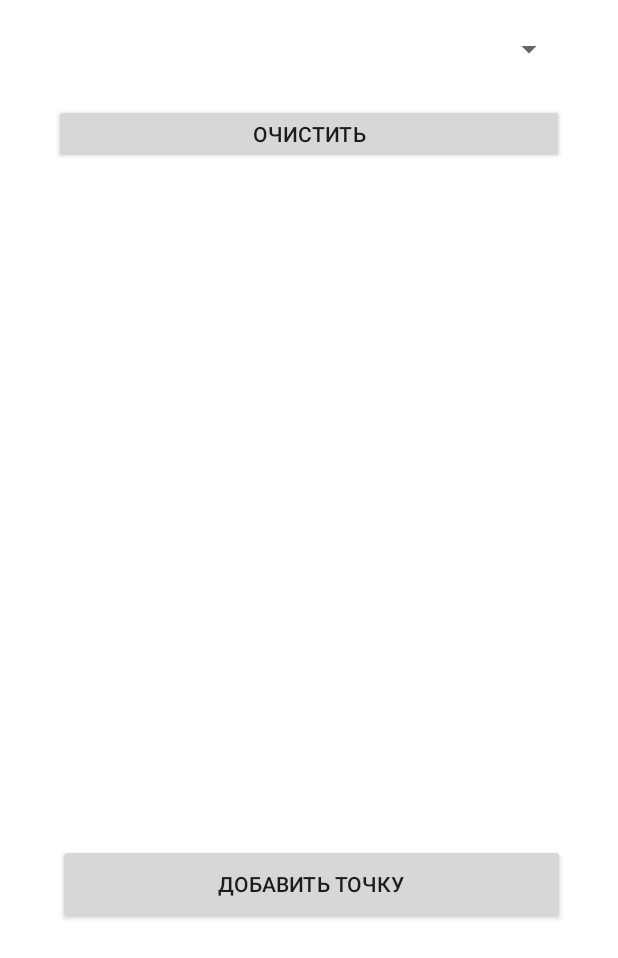
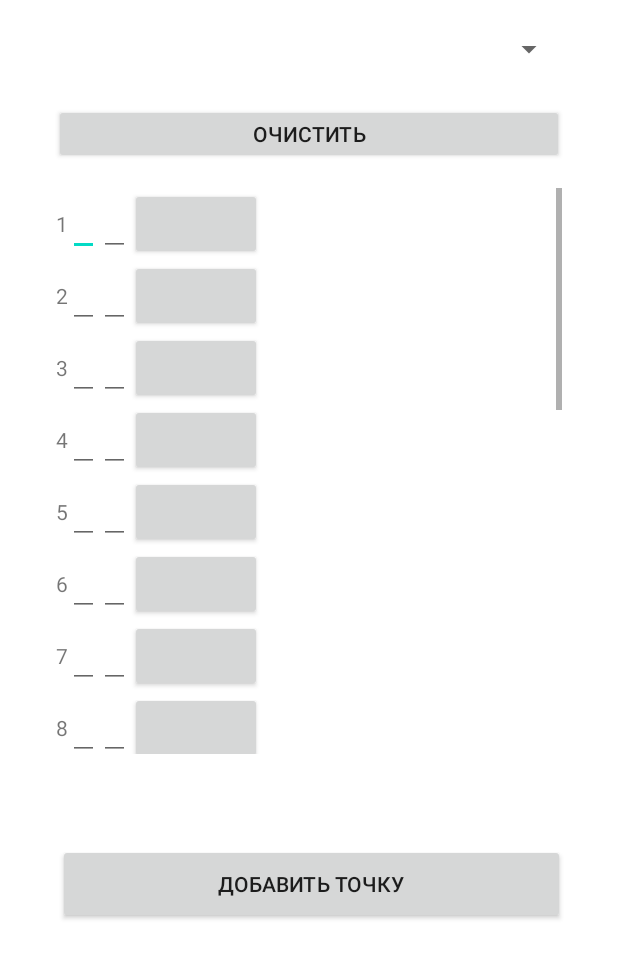
Before and after one commit to Kurtlike/lab4Android, an Android app: the DataInputActivity screen opened directly, with no data from a screen before it, on a phone screen of 412 x 824 dp. Shown: the top 958 px of the screen. Run offline under Robolectric (Android 15) with nearby library versions, the phone set to English and light mode, and no system bars.

Commit message:
trying to dynamic view add

```diff
--- a/app/build.gradle
+++ b/app/build.gradle
@@ -40,6 +40,7 @@ dependencies {
     implementation 'androidx.appcompat:appcompat:1.3.0'
     implementation 'com.google.android.material:material:1.3.0'
     implementation 'androidx.constraintlayout:constraintlayout:2.0.4'
+    implementation 'androidx.gridlayout:gridlayout:1.0.0'
     testImplementation 'junit:junit:4.+'
     androidTestImplementation 'androidx.test.ext:junit:1.1.2'
     androidTestImplementation 'androidx.test.espresso:espresso-core:3.3.0'
--- a/app/src/main/AndroidManifest.xml
+++ b/app/src/main/AndroidManifest.xml
@@ -16,7 +16,7 @@
                 <category android:name="android.intent.category.LAUNCHER" />
             </intent-filter>
         </activity>
-        <activity android:name=".DataInputActivity"
+        <activity android:name=".datainput.DataInputActivity"
             android:label="@string/DotInput">
         </activity>
     </application>
--- a/app/src/main/java/com/kurtlike/lab4android/MainActivity.kt
+++ b/app/src/main/java/com/kurtlike/lab4android/MainActivity.kt
@@ -2,9 +2,8 @@ package com.kurtlike.lab4android
 
 import android.content.Intent
 import android.os.Bundle
-import android.view.View
-import android.widget.EditText
 import androidx.appcompat.app.AppCompatActivity
+import com.kurtlike.lab4android.datainput.DataInputActivity
 import kotlinx.android.synthetic.main.activity_main.*
 
 
--- /dev/null
+++ b/app/src/main/java/com/kurtlike/lab4android/datainput/DataInputActivity.kt
@@ -0,0 +1,20 @@
+package com.kurtlike.lab4android.datainput
+
+import android.app.Activity
+import android.os.Bundle
+import androidx.gridlayout.widget.GridLayout
+import com.kurtlike.lab4android.R
+
+
+class DataInputActivity: Activity() {
+    override fun onCreate(savedInstanceState: Bundle?) {
+        super.onCreate(savedInstanceState)
+        setContentView(R.layout.data_input)
+        val form = findViewById<GridLayout>(R.id.scrollChild)
+        form.columnCount = 1
+        val dotForm = DotForm()
+        for(i in 1..20){
+            form.addView(dotForm.createDotForm(this, i.toString()))
+        }
+    }
+}
--- /dev/null
+++ b/app/src/main/java/com/kurtlike/lab4android/datainput/DotForm.kt
@@ -0,0 +1,23 @@
+package com.kurtlike.lab4android.datainput
+
+import android.content.Context
+import android.widget.Button
+import android.widget.EditText
+import android.widget.LinearLayout
+import android.widget.TextView
+
+class  DotForm {
+    fun createDotForm(context: Context, indexValue: String): LinearLayout {
+        val dotForm = LinearLayout(context)
+        val index = TextView(dotForm.context)
+        index.text = indexValue
+        val xform = EditText(dotForm.context)
+        val yform = EditText(dotForm.context)
+        val deleteButton = Button(dotForm.context)
+        dotForm.addView(index)
+        dotForm.addView(xform)
+        dotForm.addView(yform)
+        dotForm.addView(deleteButton)
+        return dotForm
+    }
+}
--- a/app/src/main/res/layout/data_input.xml
+++ b/app/src/main/res/layout/data_input.xml
@@ -35,10 +35,12 @@
         app:layout_constraintStart_toStartOf="parent"
         app:layout_constraintTop_toBottomOf="@+id/clearButton">
 
-        <LinearLayout
+        <androidx.gridlayout.widget.GridLayout
+            android:id="@+id/scrollChild"
             android:layout_width="match_parent"
-            android:layout_height="wrap_content"
-            android:orientation="vertical" />
+            android:layout_height="wrap_content">
+
+        </androidx.gridlayout.widget.GridLayout>
     </ScrollView>
 
     <Button
```
Also changed, not shown: app/src/main/java/com/kurtlike/lab4android/DataInputActivity.kt (deleted, +0 -12 lines), app/src/main/res/layout/dotform.xml (added, +53 -0 lines).
